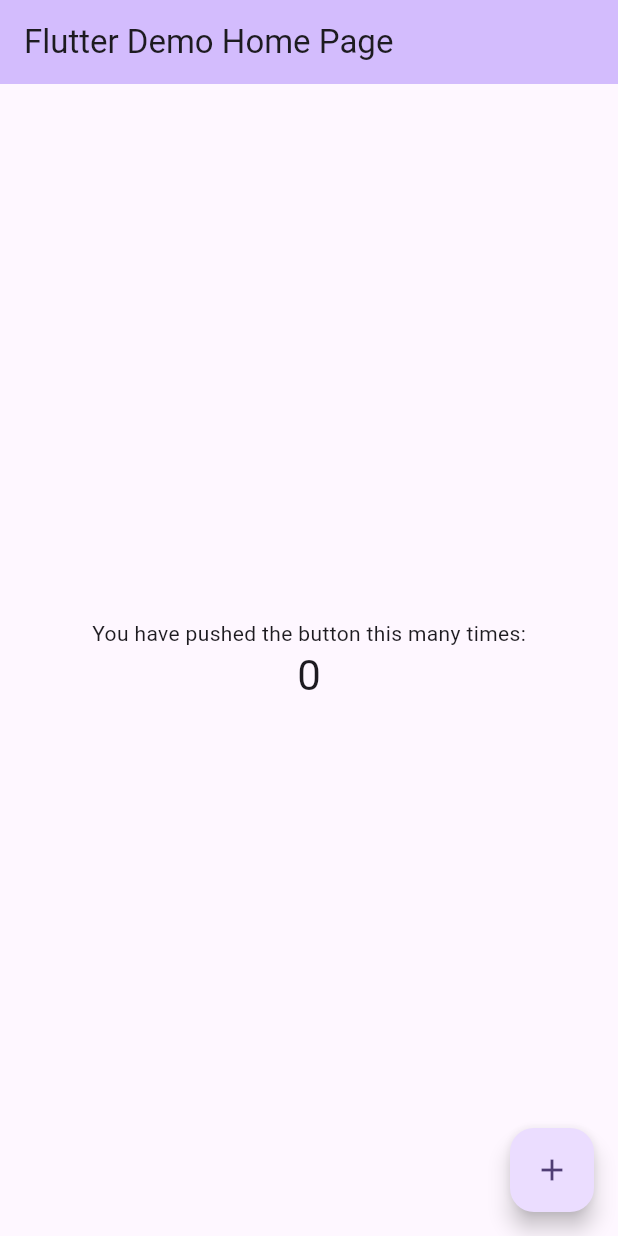
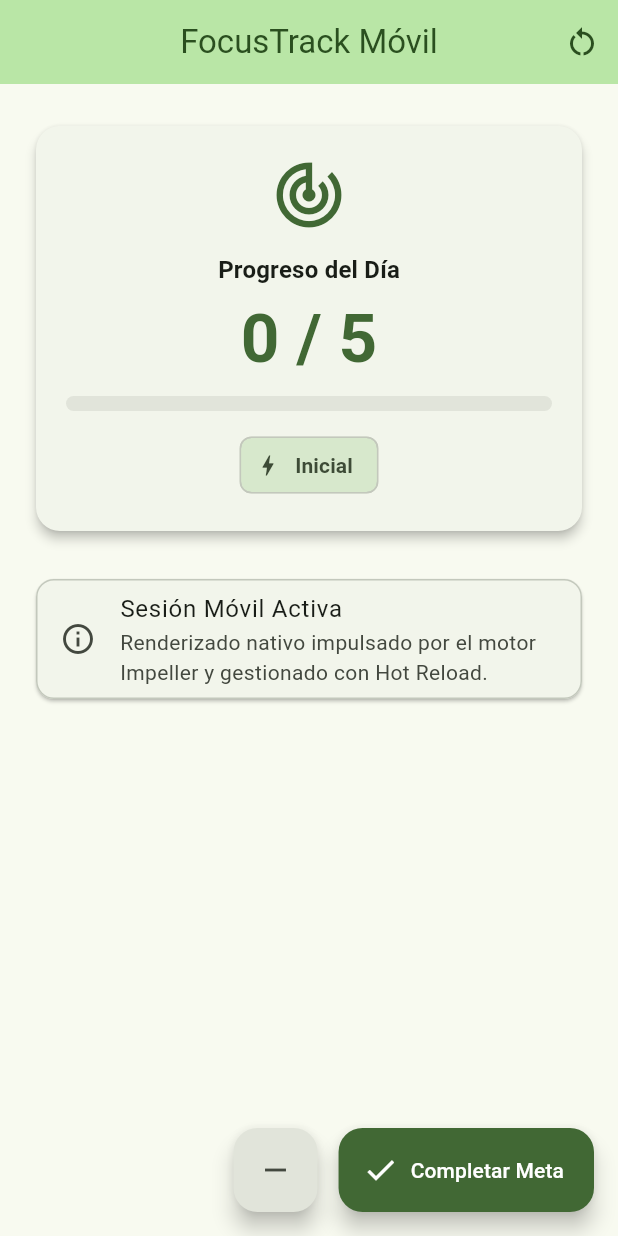
Before and after one commit to DarioMP-32/FocusTrackM-vil, a Flutter app: the screen it shows after launch, on a phone screen of 412 x 824 dp. Run offline on Flutter 3.47's test engine with Material 3 defaults, Android fonts, the phone set to English and light mode, and no system bars.

Commit message:
Clase main con modificaciones de color

```diff
--- a/analysis_options.yaml
+++ b/analysis_options.yaml
@@ -14,6 +14,7 @@ analyzer:
     - build/**
     - android/**
     - ios/**
+    - web/**
 
 linter:
   # The lint rules applied to this project can be customized in the
--- a/lib/main.dart
+++ b/lib/main.dart
@@ -1,121 +1,253 @@
 import 'package:flutter/material.dart';
 
 void main() {
-  runApp(const MyApp());
+ runApp(const FocusTrackApp());
 }
 
-class MyApp extends StatelessWidget {
-  const MyApp({super.key});
+/// Widget raiz inmutable que configura el tema visual de la aplicacion
+class FocusTrackApp extends StatelessWidget {
+ const FocusTrackApp({super.key});
 
-  // This widget is the root of your application.
  @override
  Widget build(BuildContext context) {
    return MaterialApp(
-      title: 'Flutter Demo',
+     title: 'FocusTrack Móvil',
+     debugShowCheckedModeBanner: false,
      theme: ThemeData(
-        // This is the theme of your application.
-        //
-        // TRY THIS: Try running your application with "flutter run". You'll see
-        // the application has a purple toolbar. Then, without quitting the app,
-        // try changing the seedColor in the colorScheme below to Colors.green
-        // and then invoke "hot reload" (save your changes or press the "hot
-        // reload" button in a Flutter-supported IDE, or press "r" if you used
-        // the command line to start the app).
-        //
-        // Notice that the counter didn't reset back to zero; the application
-        // state is not lost during the reload. To reset the state, use hot
-        // restart instead.
-        //
-        // This works for code too, not just values: Most code changes can be
-        // tested with just a hot reload.
-        colorScheme: .fromSeed(seedColor: Colors.deepPurple),
+       useMaterial3: true,
+       colorScheme: ColorScheme.fromSeed(
+         seedColor: const Color.fromARGB(255, 59, 221, 18), // Azul Índigo Universitario
+         brightness: Brightness.light,
        ),
-      home: const MyHomePage(title: 'Flutter Demo Home Page'),
+       appBarTheme: const AppBarTheme(
+         centerTitle: true,
+         elevation: 2,
+       ),
+     ),
+     home: const PantallaPrincipalMetas(),
    );
  }
 }
 
-class MyHomePage extends StatefulWidget {
-  const MyHomePage({super.key, required this.title});
-
-  // This widget is the home page of your application. It is stateful, meaning
-  // that it has a State object (defined below) that contains fields that affect
-  // how it looks.
-
-  // This class is the configuration for the state. It holds the values (in this
-  // case the title) provided by the parent (in this case the App widget) and
-  // used by the build method of the State. Fields in a Widget subclass are
-  // always marked "final".
-
-  final String title;
+/// Pantalla con estado reactivo para registrar metas y productividad
+class PantallaPrincipalMetas extends StatefulWidget {
+ const PantallaPrincipalMetas({super.key});
 
  @override
-  State<MyHomePage> createState() => _MyHomePageState();
+ State<PantallaPrincipalMetas> createState() =>
+     _PantallaPrincipalMetasState();
 }
 
-class _MyHomePageState extends State<MyHomePage> {
-  int _counter = 0;
+class _PantallaPrincipalMetasState extends State<PantallaPrincipalMetas> {
+ int _metasCompletadas = 0;
+ int _metaObjetivo = 5;
+ String _nivelProductividad = 'Inicial';
 
-  void _incrementCounter() {
+ void _actualizarNivel() {
+ if (_metasCompletadas == 0) {
+     _nivelProductividad = 'Inicial';
+   } else if (_metasCompletadas < _metaObjetivo) {
+     _nivelProductividad = 'En Progreso';
+   } else if (_metasCompletadas == _metaObjetivo) {
+     _nivelProductividad = '¡Objetivo Alcanzado!';
+   } else {
+     _nivelProductividad = '¡Sobresaliente (+${_metasCompletadas - _metaObjetivo})!';
+   }
+ }
+
+ void _incrementarMeta() {
    setState(() {
-      // This call to setState tells the Flutter framework that something has
-      // changed in this State, which causes it to rerun the build method below
-      // so that the display can reflect the updated values. If we changed
-      // _counter without calling setState(), then the build method would not be
-      // called again, and so nothing would appear to happen.
-      _counter++;
+     _metasCompletadas++;
+     _actualizarNivel();
    });
+ }
+
+ void _decrementarMeta() {
+   setState(() {
+     if (_metasCompletadas > 0) {
+       _metasCompletadas--;
+       _actualizarNivel();
+     }
+   });
+ }
+
+ void _reiniciarContadores() {
+   showDialog(
+     context: context,
+     builder: (BuildContext ctx) {
+       return AlertDialog(
+         title: const Text('Confirmar Reinicio'),
+         content: const Text(
+           '¿Desea restablecer todas las metas completadas a cero?',
+         ),
+         actions: [
+           TextButton(
+             onPressed: () => Navigator.of(ctx).pop(),
+             child: const Text('Cancelar'),
+           ),
+           FilledButton(
+             onPressed: () {
+               setState(() {
+                 _metasCompletadas = 0;
+                 _actualizarNivel();
+                  });
+               Navigator.of(ctx).pop();
+               ScaffoldMessenger.of(context).showSnackBar(
+                 const SnackBar(
+                   content: Text('Metas restablecidas exitosamente.'),
+                   duration: Duration(seconds: 2),
+                 ),
+               );
+             },
+             child: const Text('Reiniciar'),
+           ),
+         ],
+       );
+     },
+   );
  }
 
  @override
  Widget build(BuildContext context) {
-    // This method is rerun every time setState is called, for instance as done
-    // by the _incrementCounter method above.
-    //
-    // The Flutter framework has been optimized to make rerunning build methods
-    // fast, so that you can just rebuild anything that needs updating rather
-    // than having to individually change instances of widgets.
+   final tema = Theme.of(context);
+   final colores = tema.colorScheme;
+   final porcentaje = (_metasCompletadas / _metaObjetivo).clamp(0.0, 1.0);
+
    return Scaffold(
      appBar: AppBar(
-        // TRY THIS: Try changing the color here to a specific color (to
-        // Colors.amber, perhaps?) and trigger a hot reload to see the AppBar
-        // change color while the other colors stay the same.
-        backgroundColor: Theme.of(context).colorScheme.inversePrimary,
-        // Here we take the value from the MyHomePage object that was created by
-        // the App.build method, and use it to set our appbar title.
-        title: Text(widget.title),
+       title: const Text('FocusTrack Móvil'),
+       backgroundColor: colores.primaryContainer,
+       foregroundColor: colores.onPrimaryContainer,
+       actions: [
+         IconButton(
+           icon: const Icon(Icons.restart_alt),
+           tooltip: 'Reiniciar sesión de metas',
+           onPressed: _reiniciarContadores,
          ),
-      body: Center(
-        // Center is a layout widget. It takes a single child and positions it
-        // in the middle of the parent.
+       ],
+     ),
+     // SafeArea garantiza visualizacion correcta fuera del notch
+     body: SafeArea(
+       child: SingleChildScrollView(
+         padding: const EdgeInsets.symmetric(
+           horizontal: 20.0,
+           vertical: 24.0,
+         ),
          child: Column(
-          // Column is also a layout widget. It takes a list of children and
-          // arranges them vertically. By default, it sizes itself to fit its
-          // children horizontally, and tries to be as tall as its parent.
-          //
-          // Column has various properties to control how it sizes itself and
-          // how it positions its children. Here we use mainAxisAlignment to
-          // center the children vertically; the main axis here is the vertical
-          // axis because Columns are vertical (the cross axis would be
-          // horizontal).
-          //
-          // TRY THIS: Invoke "debug painting" (choose the "Toggle Debug Paint"
-          // action in the IDE, or press "p" in the console), to see the
-          // wireframe for each widget.
-          mainAxisAlignment: .center,
+           crossAxisAlignment: CrossAxisAlignment.stretch,
            children: [
-            const Text('You have pushed the button this many times:'),
+             // Tarjeta de Resumen Ejecutivo
+             Card(
+               elevation: 3.0,
+               shape: RoundedRectangleBorder(
+                 borderRadius: BorderRadius.circular(16.0),
+               ),
+               child: Padding(
+                 padding: const EdgeInsets.all(20.0),
+                 child: Column(
+                   children: [
+                     Icon(
+                       Icons.track_changes,
+                       size: 52.0,
+                       color: colores.primary,
+                     ),
+                     const SizedBox(height: 12.0),
                      Text(
-              '$_counter',
-              style: Theme.of(context).textTheme.headlineMedium,
+                       'Progreso del Día',
+                       style: tema.textTheme.titleMedium?.copyWith(
+                         fontWeight: FontWeight.bold,
+                       ),
+                     ),
+                     const SizedBox(height: 8.0),
+                     Text(
+                       '$_metasCompletadas / $_metaObjetivo',
+                       style: tema.textTheme.displayMedium?.copyWith(
+                         fontWeight: FontWeight.bold,
+                         color: colores.primary,
+                       ),
+                     ),
+                     const SizedBox(height: 12.0),
+                     ClipRRect(
+                       borderRadius: BorderRadius.circular(8.0),
+                       child: LinearProgressIndicator(
+                         value: porcentaje,
+                         minHeight: 10.0,
+                         backgroundColor: colores.surfaceContainerHighest,
+                         valueColor: AlwaysStoppedAnimation<Color>(
+                           _metasCompletadas >= _metaObjetivo
+                               ? const Color.fromARGB(255, 196, 4, 4)
+                               : colores.primary,
+                         ),
+                       ),
+                     ),
+                     const SizedBox(height: 12.0),
+                     Chip(
+                      avatar: Icon(
+                         _metasCompletadas >= _metaObjetivo
+                             ? Icons.emoji_events
+                             : Icons.bolt,
+                         color: colores.onSecondaryContainer,
+                       ),
+                       label: Text(
+                         _nivelProductividad,
+                         style: TextStyle(
+                           fontWeight: FontWeight.bold,
+                           color: colores.onSecondaryContainer,
+                         ),
+                       ),
+                       backgroundColor: colores.secondaryContainer,
                      ),
                    ],
                  ),
                ),
-      floatingActionButton: FloatingActionButton(
-        onPressed: _incrementCounter,
-        tooltip: 'Increment',
-        child: const Icon(Icons.add),
+             ),
+             const SizedBox(height: 24.0),
+
+             // Panel de Informacion Tecnica
+             Card(
+               elevation: 1.0,
+               shape: RoundedRectangleBorder(
+                 borderRadius: BorderRadius.circular(12.0),
+                 side: BorderSide(
+                   color: colores.outlineVariant,
+                 ),
+               ),
+               child: const ListTile(
+                 leading: Icon(Icons.info_outline),
+                 title: Text('Sesión Móvil Activa'),
+                 subtitle: Text(
+                   'Renderizado nativo impulsado por el motor Impeller '
+                   'y gestionado con Hot Reload.',
+                 ),
+               ),
+             ),
+           ],
+         ),
+       ),
+     ),
+     // Botones Flotantes de Accion
+     floatingActionButton: Row(
+       mainAxisAlignment: MainAxisAlignment.end,
+        children: [
+         FloatingActionButton(
+           heroTag: 'btn_decrementar',
+           onPressed: _decrementarMeta,
+           tooltip: 'Restar meta completada',
+           backgroundColor: colores.surfaceContainerHighest,
+           foregroundColor: colores.onSurfaceVariant,
+           child: const Icon(Icons.remove),
+         ),
+         const SizedBox(width: 14.0),
+         FloatingActionButton.extended(
+           heroTag: 'btn_incrementar',
+           onPressed: _incrementarMeta,
+           tooltip: 'Completar meta',
+           backgroundColor: colores.primary,
+           foregroundColor: colores.onPrimary,
+           icon: const Icon(Icons.check),
+           label: const Text('Completar Meta'),
+         ),
+       ],
      ),
    );
  }
```
Also changed, not shown: 8 other files. Lines whose indentation alone changed are shown as unchanged.
